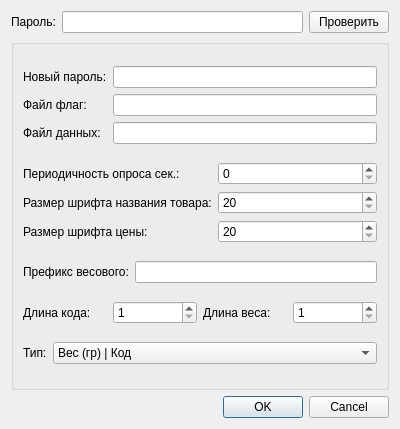
Old version of the form settingsdialog.ui in the repository JupiterSoft/ValeraTamasha.
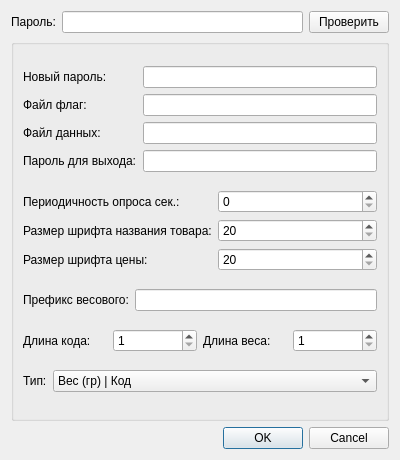
New version of the form.

The edit to the form file:
```diff
--- a/settingsdialog.ui
+++ b/settingsdialog.ui
@@ -7,7 +7,7 @@
     <x>0</x>
     <y>0</y>
     <width>400</width>
-    <height>429</height>
+    <height>460</height>
    </rect>
   </property>
   <property name="windowTitle">
@@ -70,6 +70,13 @@
             </property>
            </widget>
           </item>
+          <item>
+           <widget class="QLabel" name="label_11">
+            <property name="text">
+             <string>Пароль для выхода:</string>
+            </property>
+           </widget>
+          </item>
          </layout>
         </item>
         <item>
@@ -83,6 +90,9 @@
           <item>
            <widget class="QLineEdit" name="leDataFile"/>
           </item>
+          <item>
+           <widget class="QLineEdit" name="leExitPassword"/>
+          </item>
          </layout>
         </item>
        </layout>
```
